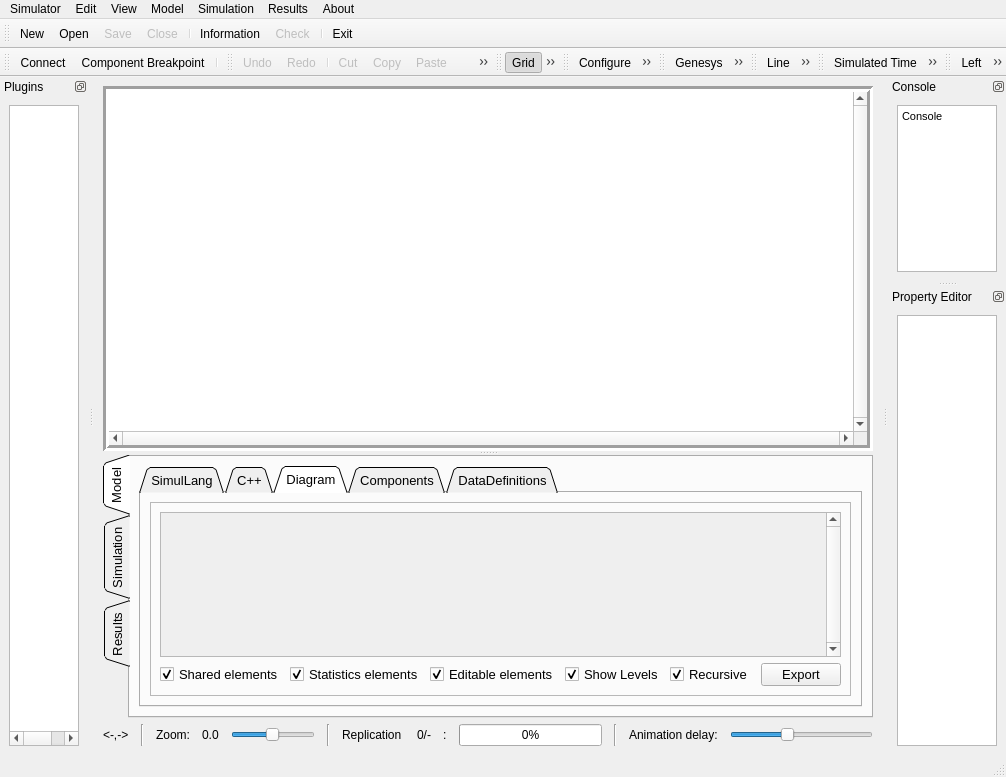
Above: source/applications/gui/qt/GenesysQtGUI/mainwindow.ui from rlcancian/Genesys-Simulator before the change. Below: the same form after it.
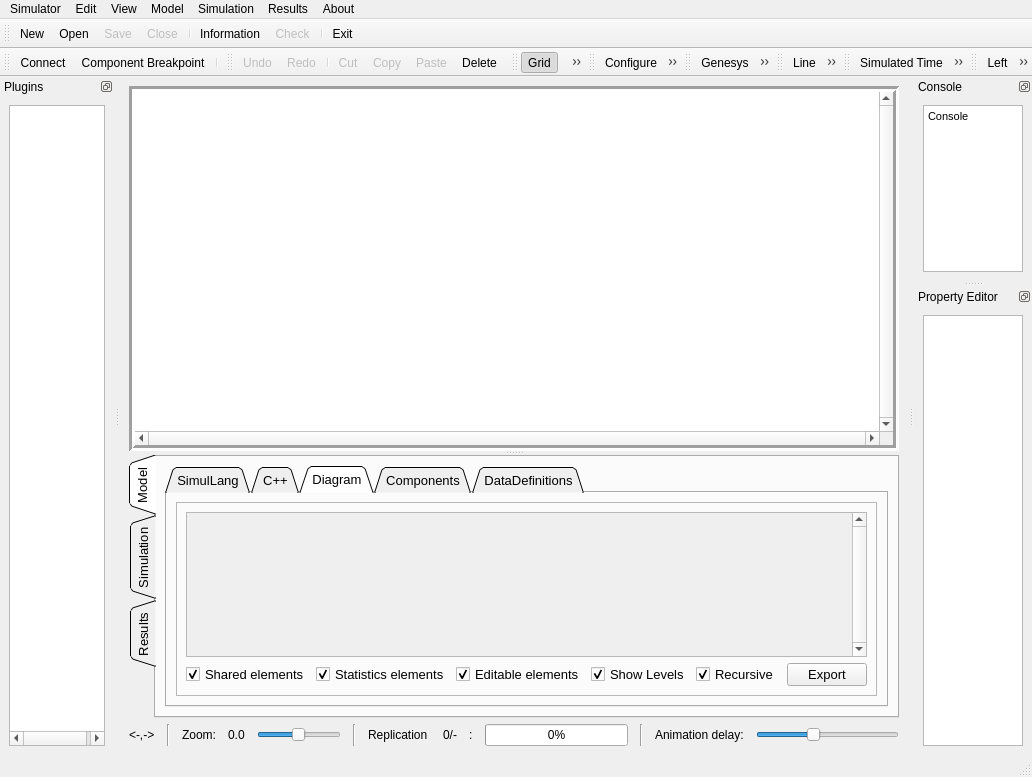
That is the form after the change. The open tabs and pages were chosen to show the change. Icons and pictures are not drawn. Custom widgets are drawn as their Qt base class.

```diff
--- a/source/applications/gui/qt/GenesysQtGUI/mainwindow.ui
+++ b/source/applications/gui/qt/GenesysQtGUI/mainwindow.ui
@@ -6,7 +6,7 @@
    <rect>
     <x>0</x>
     <y>0</y>
-    <width>848</width>
+    <width>1032</width>
     <height>777</height>
    </rect>
   </property>
@@ -153,8 +153,8 @@
                     <rect>
                      <x>0</x>
                      <y>0</y>
-                     <width>98</width>
-                     <height>36</height>
+                     <width>688</width>
+                     <height>138</height>
                     </rect>
                    </property>
                    <property name="autoFillBackground">
@@ -845,7 +845,7 @@
     <rect>
      <x>0</x>
      <y>0</y>
-     <width>848</width>
+     <width>1032</width>
      <height>22</height>
     </rect>
    </property>
```
Left out of the diff: 15 changed lines with no effect on the pictures. Lines whose indentation alone changed are shown as unchanged.
